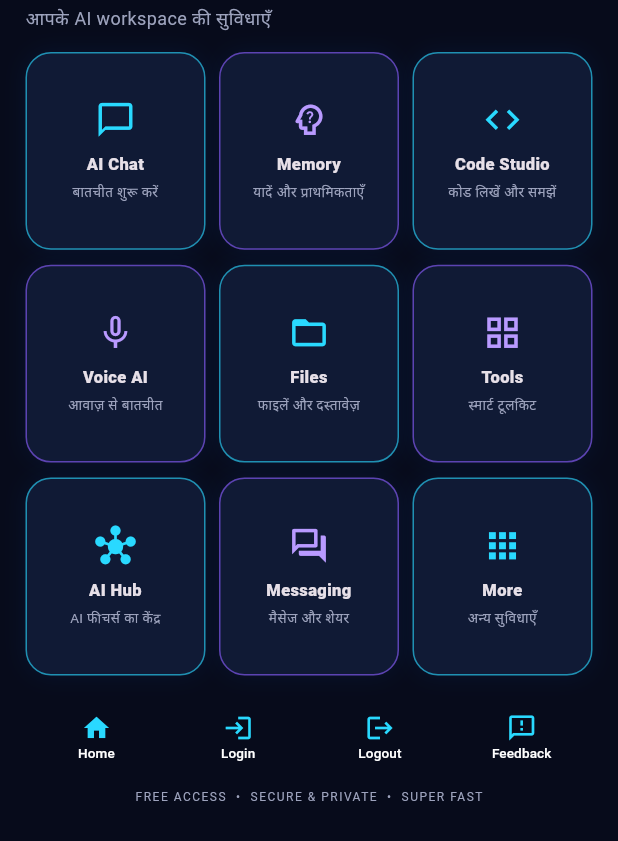
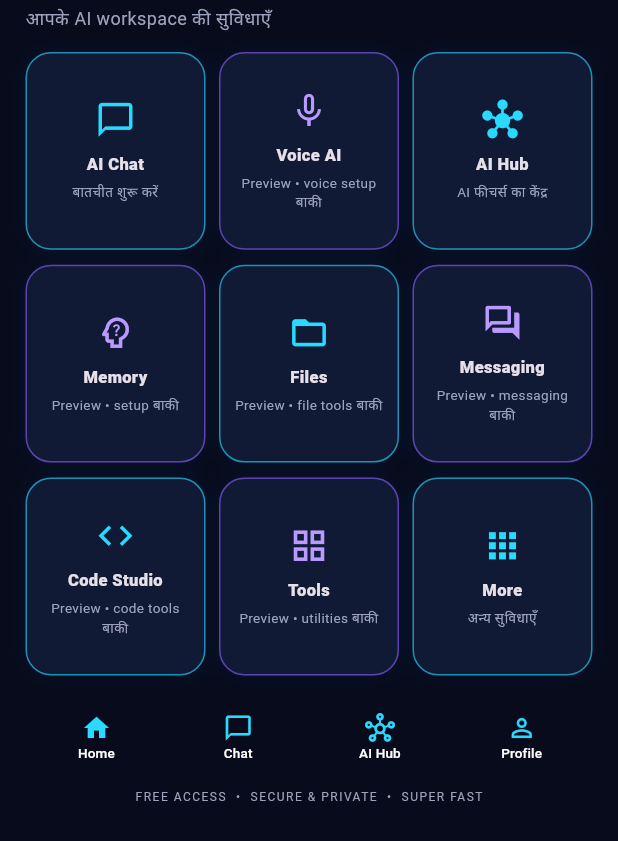
Before and after one commit to lavsharma2910-dev/AJ-AI-Android, a Flutter app: the NeonDashboardScreen screen opened directly, scrolled down 212 dp, after a tap on "Home", on a phone screen of 412 x 824 dp, the part 395-1236 px from its top. Run offline on Flutter 3.47's test engine with Material 3 defaults, Android fonts, the phone set to English and light mode, and no system bars; our stand-ins replace share_plus, shared_preferences; accounts and stored records are empty.

Commit message:
feat(update-34): align neon dashboard modules and honest guest navigation

```diff
--- a/lib/main.dart
+++ b/lib/main.dart
@@ -1797,7 +1797,7 @@ class WelcomeScreen extends StatelessWidget {
                     const _WelcomeBullet(icon: Icons.auto_awesome, text: 'AI Hub, Research और Creative Tools'),
                     const _WelcomeBullet(icon: Icons.lock_outline, text: 'आपकी Privacy और Control'),
                     const SizedBox(height: 25),
-                    _NeonButton(label: 'Create Account / Continue', icon: Icons.rocket_launch,
+                    _NeonButton(label: 'Continue as Guest', icon: Icons.rocket_launch,
                       onTap: () => Navigator.pushReplacement(context,
                         MaterialPageRoute(builder: (_) => const NeonDashboardScreen()))),
                     const SizedBox(height: 12),
@@ -1806,9 +1806,13 @@ class WelcomeScreen extends StatelessWidget {
                         foregroundColor: Colors.white, side: const BorderSide(color: ajCyan),
                         minimumSize: const Size(double.infinity, 50),
                         shape: RoundedRectangleBorder(borderRadius: BorderRadius.circular(16))),
-                      onPressed: () => Navigator.pushReplacement(context,
-                        MaterialPageRoute(builder: (_) => const NeonDashboardScreen())),
-                      icon: const Icon(Icons.login), label: const Text('Login')),
+                      onPressed: () => ScaffoldMessenger.of(context).showSnackBar(
+                        const SnackBar(content: Text('Login अभी Preview है — account authentication connect नहीं है।'))),
+                      icon: const Icon(Icons.login), label: const Text('Login • Preview')),
+                    const SizedBox(height: 8),
+                    const Text('Guest mode उपलब्ध है • Account Login / Sign-up अभी connected नहीं है',
+                      textAlign: TextAlign.center,
+                      style: TextStyle(color: muted, fontSize: 10)),
                     const SizedBox(height: 12),
                     const Text('Build. Innovate. Automate.',
                       style: TextStyle(color: muted, fontSize: 11, letterSpacing: 1)),
@@ -1866,15 +1870,16 @@ class HolographicCore extends StatelessWidget {
 
 class NeonDashboardScreen extends StatelessWidget {
   const NeonDashboardScreen({super.key});
+  // Keep the approved 3x3 home-screen order.
   static const List<_AJFeature> features = [
     _AJFeature('AI Chat','बातचीत शुरू करें',Icons.chat_bubble_outline),
-    _AJFeature('Memory','यादें और प्राथमिकताएँ',Icons.psychology_alt_outlined),
-    _AJFeature('Code Studio','कोड लिखें और समझें',Icons.code),
-    _AJFeature('Voice AI','आवाज़ से बातचीत',Icons.mic_none),
-    _AJFeature('Files','फाइलें और दस्तावेज़',Icons.folder_open),
-    _AJFeature('Tools','स्मार्ट टूलकिट',Icons.grid_view),
+    _AJFeature('Voice AI','Preview • voice setup बाकी',Icons.mic_none),
     _AJFeature('AI Hub','AI फीचर्स का केंद्र',Icons.hub),
-    _AJFeature('Messaging','मैसेज और शेयर',Icons.forum_outlined),
+    _AJFeature('Memory','Preview • setup बाकी',Icons.psychology_alt_outlined),
+    _AJFeature('Files','Preview • file tools बाकी',Icons.folder_open),
+    _AJFeature('Messaging','Preview • messaging बाकी',Icons.forum_outlined),
+    _AJFeature('Code Studio','Preview • code tools बाकी',Icons.code),
+    _AJFeature('Tools','Preview • utilities बाकी',Icons.grid_view),
     _AJFeature('More','अन्य सुविधाएँ',Icons.apps),
   ];
   void open(BuildContext context, String name) {
@@ -1966,12 +1971,12 @@ class NeonDashboardScreen extends StatelessWidget {
         const SizedBox(height: 17),
         Row(children: [
           Expanded(child: _BottomAction(icon: Icons.home, label: 'Home', onTap: () {})),
-          Expanded(child: _BottomAction(icon: Icons.login, label: 'Login', onTap: () => Navigator.push(context,
-            MaterialPageRoute(builder: (_) => const WelcomeScreen())))),
-          Expanded(child: _BottomAction(icon: Icons.logout, label: 'Logout', onTap: () => Navigator.pushAndRemoveUntil(context,
-            MaterialPageRoute(builder: (_) => const WelcomeScreen()), (_) => false))),
-          Expanded(child: _BottomAction(icon: Icons.feedback_outlined, label: 'Feedback',
-            onTap: () => Navigator.push(context, MaterialPageRoute(builder: (_) => const FeatureScreen(title: 'Feedback'))))),
+          Expanded(child: _BottomAction(icon: Icons.chat_bubble_outline, label: 'Chat',
+            onTap: () => Navigator.push(context, MaterialPageRoute(builder: (_) => const ChatScreen())))),
+          Expanded(child: _BottomAction(icon: Icons.hub_outlined, label: 'AI Hub',
+            onTap: () => Navigator.push(context, MaterialPageRoute(builder: (_) => const AIHubScreen())))),
+          Expanded(child: _BottomAction(icon: Icons.person_outline, label: 'Profile',
+            onTap: () => Navigator.push(context, MaterialPageRoute(builder: (_) => const ProfileScreen())))),
         ]),
         const SizedBox(height: 10),
         const Center(child: Text('FREE ACCESS  •  SECURE & PRIVATE  •  SUPER FAST',
```
